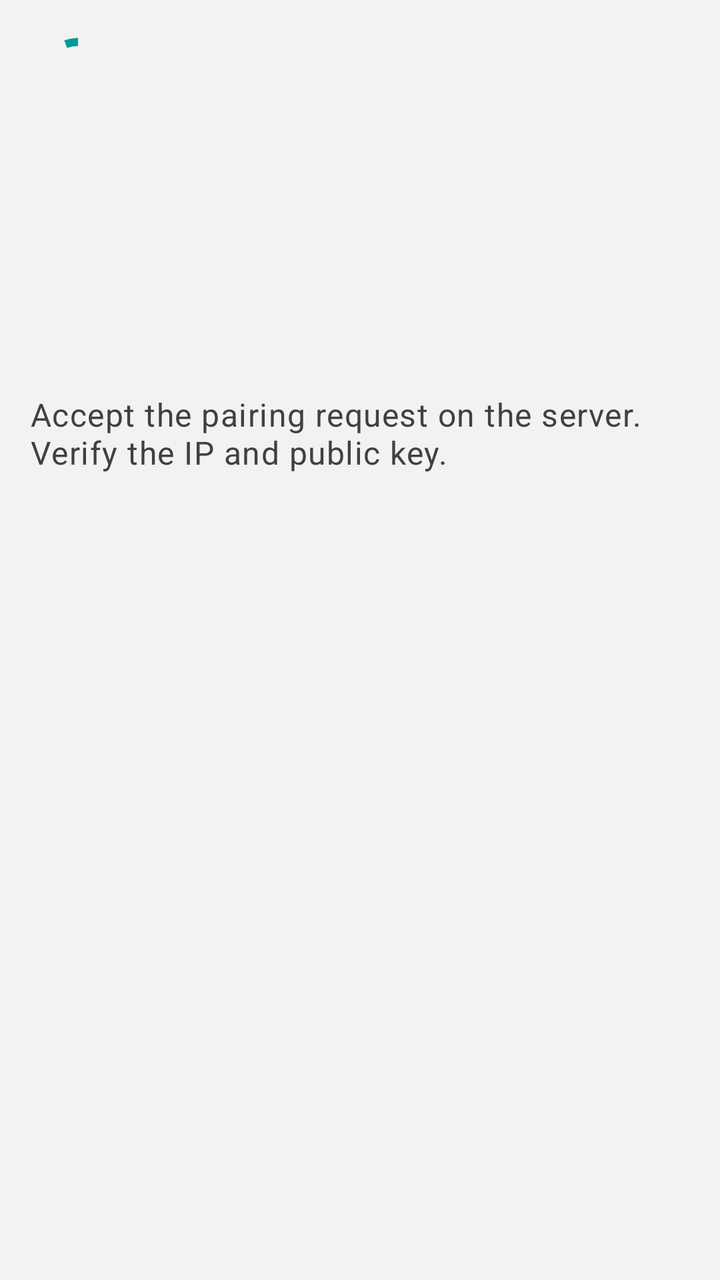
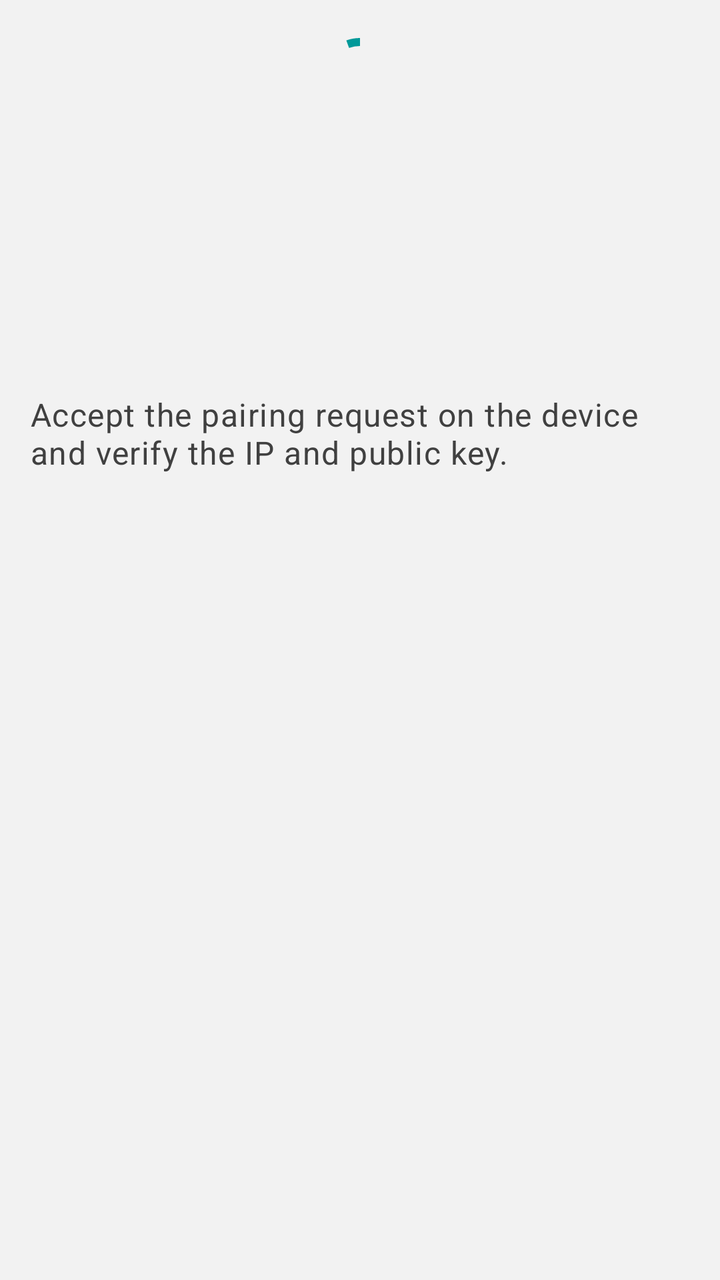

Compare the two renders of this Android layout. The source of the first and the diff that turns it into the second are given below.
<!-- AndroidManifest.xml: application theme Theme -->
<!-- res/layout/dialog_pairing.xml -->
<?xml version="1.0" encoding="utf-8"?>
<LinearLayout xmlns:android="http://schemas.android.com/apk/res/android"
    android:layout_width="match_parent"
    android:layout_height="wrap_content"
    android:orientation="vertical">
    <com.google.android.material.progressindicator.CircularProgressIndicator android:id="@+id/pairing_progress_indicator"
        android:layout_width="match_parent"
        android:layout_height="wrap_content"
        android:layout_margin="@dimen/widget_margin"
        android:indeterminate="true"/>
    <TextView style="@style/TextView"
        android:id="@+id/client_ip_text_view"
        android:layout_width="match_parent"
        android:layout_height="wrap_content"
        android:layout_margin="@dimen/widget_margin"
        android:singleLine="true"/>
    <TextView style="@style/TextView"
        android:id="@+id/client_public_key_text_view"
        android:layout_width="match_parent"
        android:layout_height="wrap_content"
        android:layout_margin="@dimen/widget_margin"
        android:singleLine="true"/>
    <TextView style="@style/TextView"
        android:layout_width="match_parent"
        android:layout_height="wrap_content"
        android:layout_gravity="center"
        android:layout_margin="@dimen/widget_margin"
        android:text="@string/pairing_dialog_information"/>
</LinearLayout>
<!-- resources referenced by this layout -->
<resources>
  <dimen name="widget_margin">15dp</dimen>
  <string name="pairing_dialog_information">Accept the pairing request on the server. Verify the
          IP and
          public key.
      </string>
  <style name="TextView" parent="Widget.MaterialComponents.TextView">
          <item name="android:textColor">@color/text</item>
          <item name="android:textAppearance">@style/TextAppearance.MaterialComponents.Body1</item>
      </style>
  <style name="Theme" parent="ThemeBase">
          <item name="android:windowLightStatusBar">true</item>
          <item name="android:windowLightNavigationBar">true</item>
      </style>
  <color name="text">#404040</color>
  <style name="ThemeBase" parent="Theme.MaterialComponents.DayNight">
          <item name="android:statusBarColor">@color/background</item>
          <item name="android:navigationBarColor">@color/background</item>
          <item name="android:windowBackground">@color/background</item>
          <item name="android:textColorPrimary">@color/text</item>
          <item name="actionBarStyle">@style/Widget.AppCompat.ActionBar</item>
          <item name="snackbarStyle">@style/Snackbar</item>
          <item name="snackbarButtonStyle">@style/SnackbarButton</item>
          <item name="snackbarTextViewStyle">@style/SnackbarTextView</item>
          <item name="colorAccent">@color/accent</item>
          <item name="colorPrimary">@color/accent</item>
          <item name="colorSecondary">@color/accent</item>
      </style>
  <color name="background">#f2f2f2</color>
  <style name="Snackbar" parent="Widget.MaterialComponents.Snackbar">
          <item name="android:background">@color/accent</item>
      </style>
  <style name="SnackbarButton" parent="Widget.MaterialComponents.Button.TextButton.Snackbar">
          <item name="android:textColor">@color/accent_text</item>
      </style>
  <style name="SnackbarTextView" parent="Widget.MaterialComponents.Snackbar.TextView">
          <item name="android:textColor">@color/accent_text</item>
      </style>
  <color name="accent">#009999</color>
  <color name="accent_text">#404040</color>
</resources>

<!-- the commit's change to res/layout/dialog_pairing.xml (unified diff, before → after) -->
@@ -4,8 +4,9 @@
     android:layout_height="wrap_content"
     android:orientation="vertical">
     <com.google.android.material.progressindicator.CircularProgressIndicator android:id="@+id/pairing_progress_indicator"
-        android:layout_width="match_parent"
+        android:layout_width="wrap_content"
         android:layout_height="wrap_content"
+        android:layout_gravity="center"
         android:layout_margin="@dimen/widget_margin"
         android:indeterminate="true"/>
     <TextView style="@style/TextView"
<!-- resource entries referenced after the edit -->
@@ -1,9 +1,8 @@
 <!-- resources referenced by this layout -->
 <resources>
   <dimen name="widget_margin">15dp</dimen>
-  <string name="pairing_dialog_information">Accept the pairing request on the server. Verify the
-          IP and
-          public key.
+  <string name="pairing_dialog_information">Accept the pairing request on the device and verify
+          the IP and public key.
       </string>
   <style name="TextView" parent="Widget.MaterialComponents.TextView">
           <item name="android:textColor">@color/text</item>
